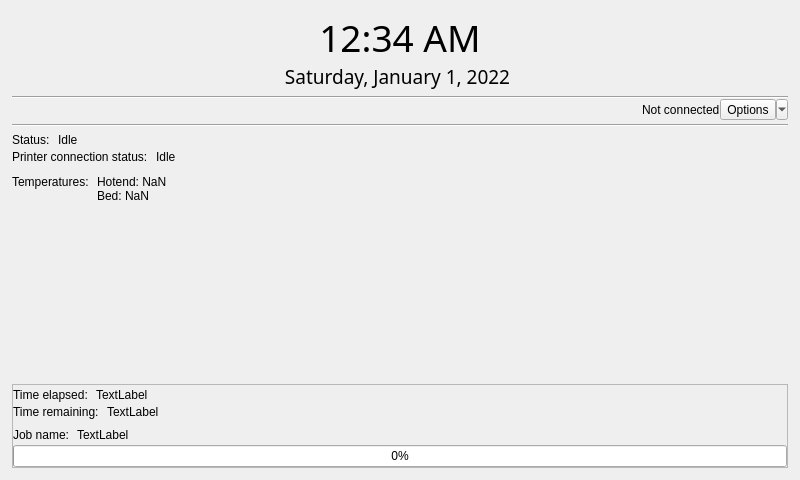
Old version of the form form.ui in the repository JosephM101/OctoprintKiosk.
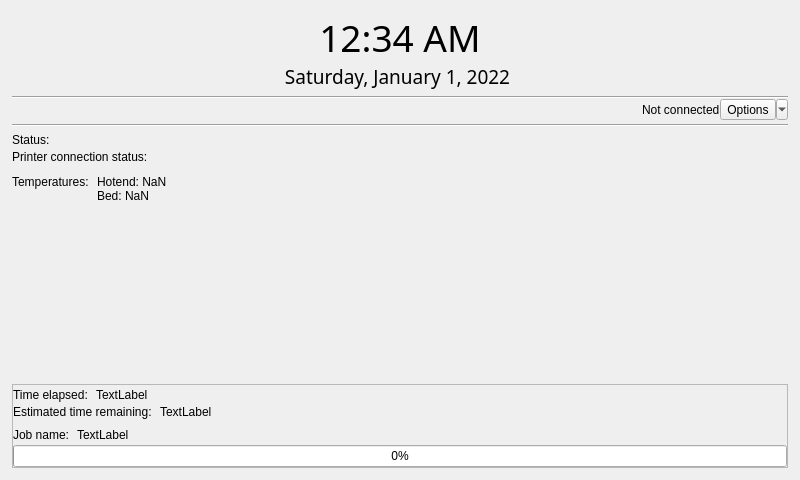
New version of the form.

Patch:
```diff
--- a/form.ui
+++ b/form.ui
@@ -144,7 +144,7 @@
      <item>
       <widget class="QLabel" name="label_jobStatus">
        <property name="text">
-        <string>Idle</string>
+        <string></string>
        </property>
        <property name="alignment">
         <set>Qt::AlignBottom|Qt::AlignLeading|Qt::AlignLeft</set>
@@ -187,7 +187,7 @@
      <item>
       <widget class="QLabel" name="label_printerConnectionStatus">
        <property name="text">
-        <string>Idle</string>
+        <string></string>
        </property>
       </widget>
      </item>
@@ -342,7 +342,7 @@
         <item>
          <widget class="QLabel" name="label_6">
           <property name="text">
-           <string>Time remaining:</string>
+           <string>Estimated time remaining:</string>
           </property>
           <property name="alignment">
            <set>Qt::AlignLeading|Qt::AlignLeft|Qt::AlignTop</set>
@@ -382,15 +382,15 @@
         <property name="topMargin">
          <number>0</number>
         </property>
-        <item>
-         <widget class="QLabel" name="label_jobName">
-          <property name="text">
-           <string>Job name:</string>
-          </property>
-         </widget>
-        </item>
         <item>
          <widget class="QLabel" name="label_3">
+          <property name="text">
+           <string>Job name:</string>
+          </property>
+         </widget>
+        </item>
+        <item>
+         <widget class="QLabel" name="label_jobName">
           <property name="text">
            <string>TextLabel</string>
           </property>
```
